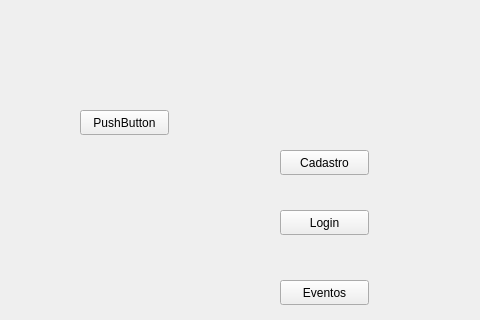
Above: ui/controladora.ui from PedroAugustoRamalhoDuarte/Trabalho-TP1 before the change; both pictures show x 0 to 480 and y 0 to 320 of the 800 by 600 pixel window. Below: the same form after it.
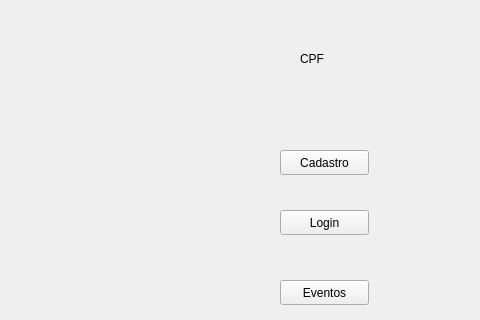
That is the form after the change.

The edit to the form file:
```diff
--- a/ui/controladora.ui
+++ b/ui/controladora.ui
@@ -53,17 +53,17 @@
      <string>Eventos</string>
     </property>
    </widget>
-   <widget class="QPushButton" name="pushButton">
+   <widget class="QLabel" name="label">
     <property name="geometry">
      <rect>
-      <x>80</x>
-      <y>110</y>
-      <width>89</width>
-      <height>25</height>
+      <x>300</x>
+      <y>50</y>
+      <width>67</width>
+      <height>17</height>
      </rect>
     </property>
     <property name="text">
-     <string>PushButton</string>
+     <string>CPF</string>
     </property>
    </widget>
   </widget>
```
